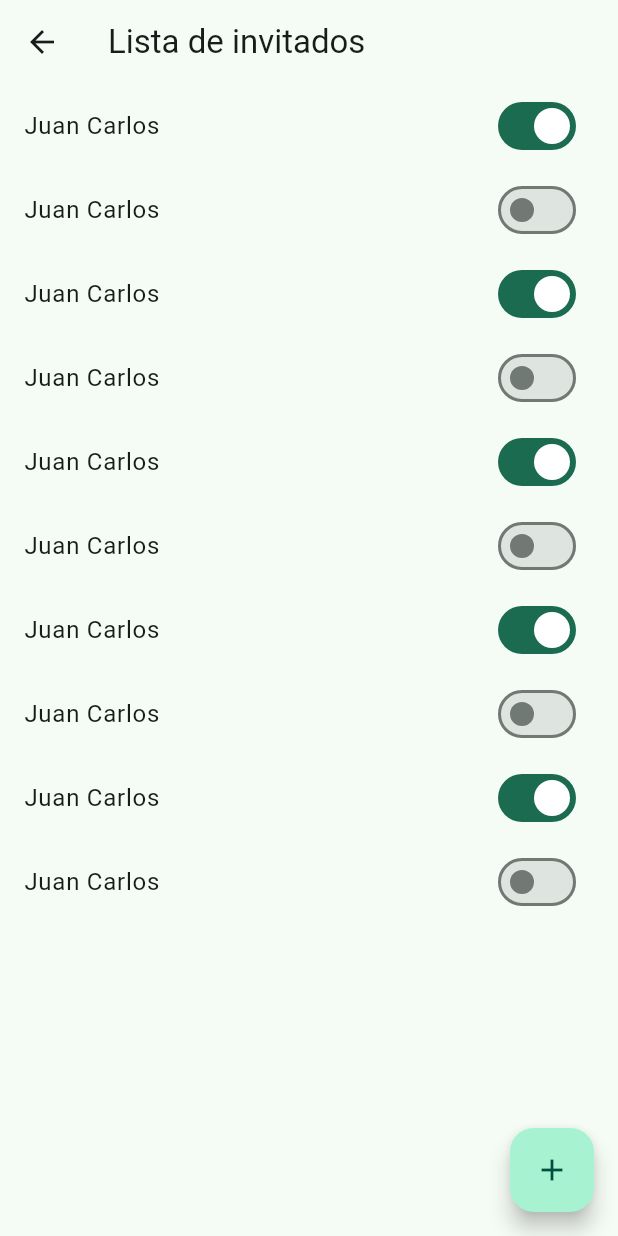
After one commit to LuisPulenta/river_app, a Flutter app: the screen it shows after launch, after a tap on "State Notifier Provider", on a phone screen of 412 x 824 dp. The commit adds this screen. Run offline on Flutter 3.47's test engine with Material 2 defaults, Android fonts, the phone set to English and light mode, and no system bars; our stand-ins replace dio, flutter_riverpod, go_router, google_fonts; missing offline and left inert: random_name_generator; network calls fail.

Commit message:
SstateNotifierProvider

```diff
--- a/lib/config/router/app_router.dart
+++ b/lib/config/router/app_router.dart
@@ -18,4 +18,8 @@ final appRouter = GoRouter(initialLocation: '/', routes: [
     path: '/stream-provider',
     builder: (context, state) => const StreamScreen(),
   ),
+  GoRoute(
+    path: '/state-notifier-provider',
+    builder: (context, state) => const TodosScreen(),
+  ),
 ]);
--- /dev/null
+++ b/lib/domain/domain.dart
@@ -0,0 +1 @@
+export 'entities/todo.dart';
--- /dev/null
+++ b/lib/presentation/screens/04-state-notifier-provider/todos_screen.dart
@@ -0,0 +1,38 @@
+import 'package:flutter/material.dart';
+import 'package:flutter_riverpod/flutter_riverpod.dart';
+
+class TodosScreen extends ConsumerWidget {
+  const TodosScreen({super.key});
+
+  @override
+  Widget build(BuildContext context, WidgetRef ref) {
+    return Scaffold(
+      appBar: AppBar(
+        title: const Text('Lista de invitados'),
+      ),
+      body: const _TodosView(),
+      floatingActionButton: FloatingActionButton(
+        child: const Icon(Icons.add),
+        onPressed: () {},
+      ),
+    );
+  }
+}
+
+//---------------------------------------------------------------
+class _TodosView extends ConsumerWidget {
+  const _TodosView();
+
+  @override
+  Widget build(BuildContext context, WidgetRef ref) {
+    return ListView.builder(
+      itemCount: 10,
+      itemBuilder: (context, index) {
+        return SwitchListTile(
+            title: const Text('Juan Carlos'),
+            value: (index % 2 == 0), // True o False
+            onChanged: (value) {});
+      },
+    );
+  }
+}
--- a/lib/presentation/screens/home/home_screen.dart
+++ b/lib/presentation/screens/home/home_screen.dart
@@ -36,6 +36,10 @@ class _HomeScreenView extends StatelessWidget {
             title: 'Stream Provider',
             subTitle: 'Un simple Stream',
             location: '/stream-provider'),
+        _CustomListTile(
+            title: 'State Notifier Provider',
+            subTitle: 'Un Providercon estado personalizado',
+            location: '/state-notifier-provider'),
       ],
     );
   }
--- a/lib/presentation/screens/screens.dart
+++ b/lib/presentation/screens/screens.dart
@@ -2,3 +2,4 @@ export 'home/home_screen.dart';
 export '01-state-provider/state_provider_screen.dart';
 export '02-future-provider/pokemon_screen.dart';
 export '03-stream-provider/stream_screen.dart';
+export '04-state-notifier-provider/todos_screen.dart';
```
Also changed, not shown: lib/config/helpers/random_generator.dart (+7 -0 lines), lib/domain/entities/todo.dart (added, +18 -0 lines), lib/presentation/providers/random_names_provider.dart (+14 -9 lines), lib/presentation/screens/03-stream-provider/stream_screen.dart (+2 -7 lines).
